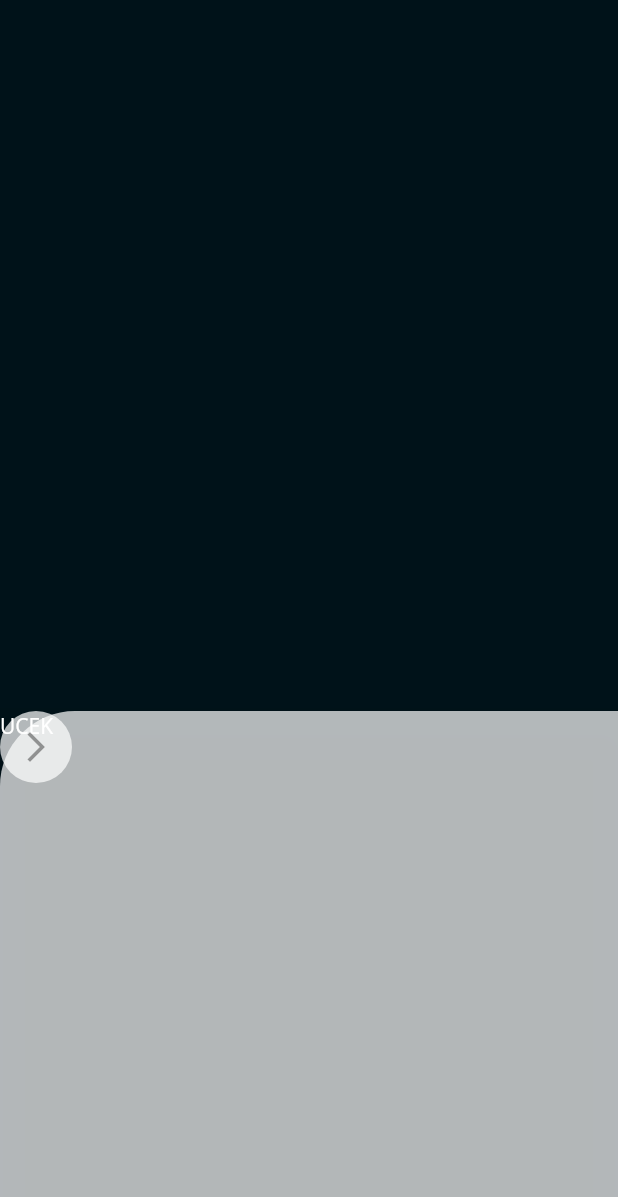
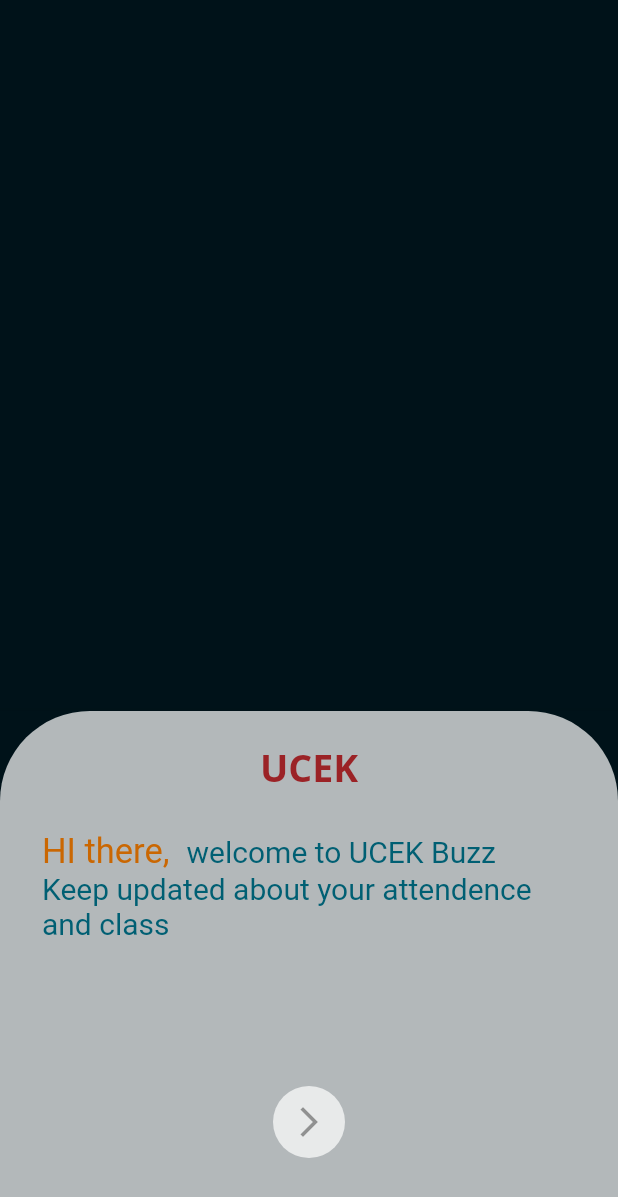
Before and after one commit to abhi123vj/Attendance-Monitor, a Flutter app: the screen it shows after launch, on a phone screen of 412 x 824 dp. Shown: the top 1197 px of the screen. Run offline on Flutter 3.47's test engine with Material 2 defaults, Android fonts, the phone set to English and light mode, and no system bars; our stand-ins replace get, google_fonts, sizer.

Commit message:
splash about

```diff
--- a/lib/screens/splash_screen.dart
+++ b/lib/screens/splash_screen.dart
@@ -1,3 +1,4 @@
+import 'package:attendance_montior/constants/app_colors.dart';
 import 'package:flutter/material.dart';
 
 class SplashScreen extends StatelessWidget {
@@ -10,22 +11,57 @@ class SplashScreen extends StatelessWidget {
         backgroundColor: Colors.transparent,
       ),
       bottomNavigationBar: BottomAppBar(
-        color: Colors.transparent,
+        color: AppColors.blackGlaze,
         child: Container(
           height: 350,
           decoration: const BoxDecoration(
             color: Colors.white70,
-            borderRadius: BorderRadius.only(topLeft: Radius.circular(50)),
+            borderRadius: BorderRadius.only(
+                topLeft: Radius.circular(60), topRight: Radius.circular(60)),
           ),
           child: Stack(
             children: [
-              Text("UCEK"),
-              Container(
-                  decoration: BoxDecoration(
-                      color: Colors.white70,
-                      borderRadius: BorderRadius.all(Radius.circular(50))),
-                  child: IconButton(
-                      onPressed: null, icon: Icon(Icons.arrow_forward_ios))),
+              Positioned(
+                  left: 170,
+                  right: 170,
+                  top: 20,
+                  child: Text(
+                    "UCEK",
+                    style: TextStyle(
+                        color: AppColors.redDark,
+                        fontSize: 25,
+                        fontWeight: FontWeight.bold),
+                    textAlign: TextAlign.center,
+                  )),
+              Padding(
+                padding: const EdgeInsets.only(top: 80, left: 28, right: 20),
+                child: RichText(
+                    text: TextSpan(
+                        text: "HI there,  ",
+                        style: TextStyle(
+                            color: AppColors.orangeLight, fontSize: 23),
+                        children: <TextSpan>[
+                      TextSpan(
+                        text: "welcome to UCEK Buzz",
+                        style:
+                            TextStyle(color: AppColors.cyanDark, fontSize: 20),
+                      ),
+                      TextSpan(
+                        text: "\nKeep updated about your attendence and class ",
+                        style:
+                            TextStyle(color: AppColors.cyanDark, fontSize: 20),
+                      ),
+                    ])),
+              ),
+              Padding(
+                padding: const EdgeInsets.only(top: 250, left: 182, right: 20),
+                child: Container(
+                    decoration: BoxDecoration(
+                        color: Colors.white70,
+                        borderRadius: BorderRadius.all(Radius.circular(50))),
+                    child: IconButton(
+                        onPressed: null, icon: Icon(Icons.arrow_forward_ios))),
+              ),
             ],
           ),
         ),
```
